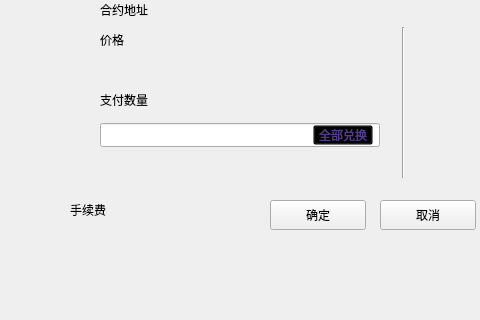
HcashOrg/hx-indicator, file LNKWallet/exchange/BuyOrderWidget.ui: the form before one commit; both pictures show x 0 to 480 and y 120 to 440 of the 770 by 530 pixel window.
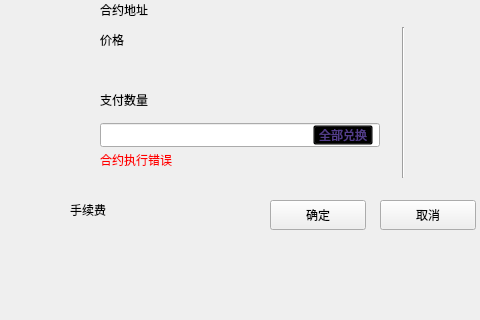
The form after the commit.

```diff
--- a/LNKWallet/exchange/BuyOrderWidget.ui
+++ b/LNKWallet/exchange/BuyOrderWidget.ui
@@ -229,6 +229,25 @@
      <enum>Qt::Vertical</enum>
     </property>
    </widget>
+   <widget class="QLabel" name="tipLabel">
+    <property name="geometry">
+     <rect>
+      <x>50</x>
+      <y>170</y>
+      <width>161</width>
+      <height>20</height>
+     </rect>
+    </property>
+    <property name="cursor">
+     <cursorShape>ArrowCursor</cursorShape>
+    </property>
+    <property name="styleSheet">
+     <string notr="true">color: rgb(255, 0, 0);</string>
+    </property>
+    <property name="text">
+     <string>合约执行错误</string>
+    </property>
+   </widget>
   </widget>
   <zorder>widget</zorder>
   <zorder>label_5</zorder>
```
